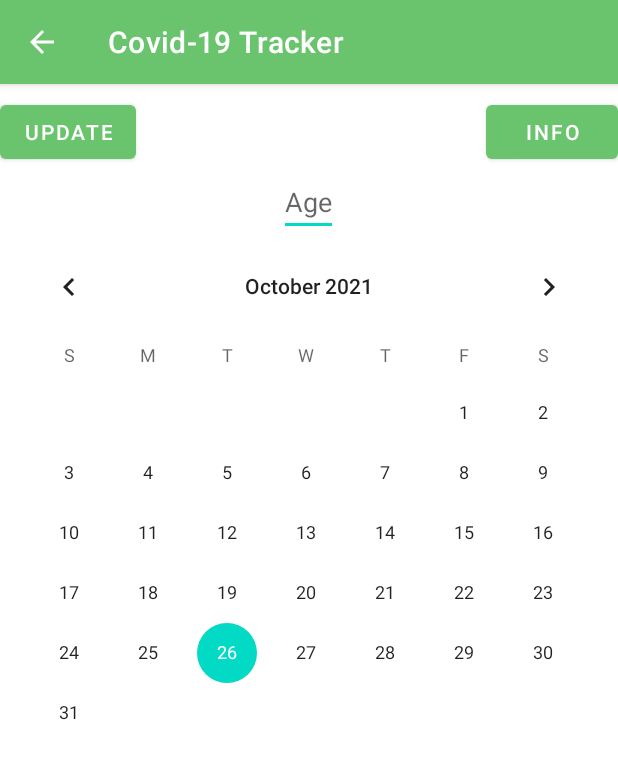
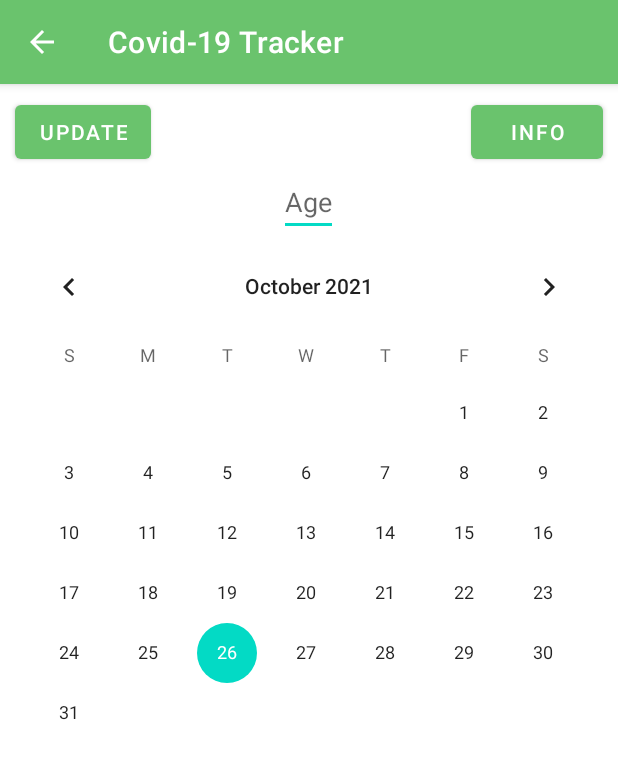
Before and after one commit to monkcs/software-engineering-project, an Android app: the age_change screen opened directly, with no data from a screen before it, on a phone screen of 412 x 824 dp. Shown: the top 759 px of the screen. Run offline under Robolectric (Android 15) with nearby library versions, the phone set to English and light mode, and no system bars; our stand-ins replace Volley; network calls fail.

Commit message:
design fixes

```diff
--- a/android-app/app/src/main/res/layout/activity_age_change.xml
+++ b/android-app/app/src/main/res/layout/activity_age_change.xml
@@ -23,15 +23,16 @@
                 android:id="@+id/update_agechange"
                 android:layout_width="wrap_content"
                 android:layout_height="wrap_content"
-                android:text="@string/update_inage" />
+                android:text="@string/update_inage"
+                android:layout_marginLeft="10dp"/>
 
             <Button
                 android:id="@+id/update_agechange2"
                 android:layout_width="wrap_content"
                 android:layout_height="wrap_content"
+                android:layout_alignParentRight="true"
                 android:text="@string/info_inage"
-                android:layout_alignParentRight="true"
-            />
+                android:layout_marginRight="10dp"/>
 
             <EditText
                 android:id="@+id/edittext_changeage"
--- a/android-app/app/src/main/res/layout/fragment_uppcomming_apointments.xml
+++ b/android-app/app/src/main/res/layout/fragment_uppcomming_apointments.xml
@@ -31,10 +31,11 @@
                 >
 
                 <Button
+                    android:id="@+id/change_uppcomming"
                     android:layout_width="wrap_content"
                     android:layout_height="wrap_content"
-                    android:id="@+id/change_uppcomming"
-                    android:text="@string/byt_inage"/>
+                    android:text="@string/byt_inage"
+                    android:layout_marginLeft="10dp"/>
 
                 <ImageView
                     android:id="@+id/infobuttonuppa"
```
